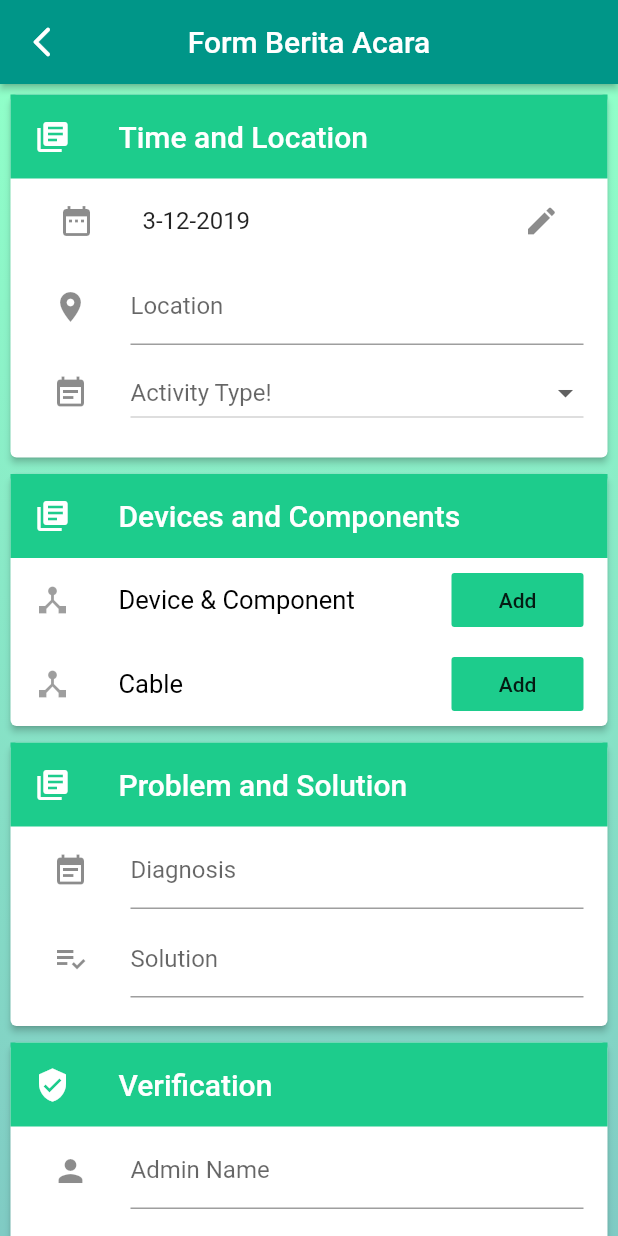
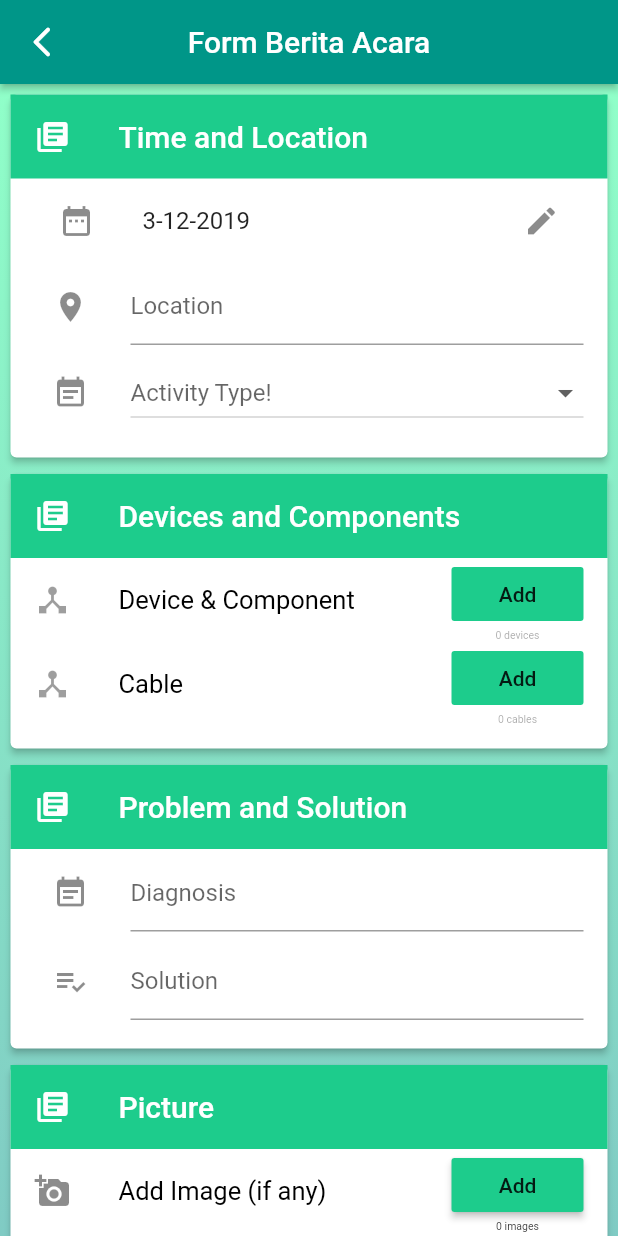
Before and after one commit to askmetoo/JAS_FormSurvey_Flutter, a Flutter app: the SurveyForm screen opened directly, on a phone screen of 412 x 824 dp. Run offline on Flutter 3.47's test engine with Material 2 defaults, Android fonts, the phone set to English and light mode, and no system bars; our stand-ins replace image_picker; missing offline and left inert: multi_image_picker.

Commit message:
add ui multiple image picker for image documentation in survey

```diff
--- a/lib/formComponent/cableComponent.dart
+++ b/lib/formComponent/cableComponent.dart
@@ -7,7 +7,12 @@ class CableComponent extends StatefulWidget {
   final Function addCable, getCables, removeCable, setCableList;
   final List<Cable> cables;
 
-  CableComponent({this.addCable, this.getCables, this.removeCable, this.cables, this.setCableList});
+  CableComponent(
+      {this.addCable,
+      this.getCables,
+      this.removeCable,
+      this.cables,
+      this.setCableList});
 
   @override
   _CableComponentState createState() => _CableComponentState();
@@ -16,14 +21,15 @@ class CableComponent extends StatefulWidget {
 class _CableComponentState extends State<CableComponent> {
   @override
   Widget build(BuildContext context) {
-
     return ListTile(
       leading: Icon(Icons.device_hub),
       title: Text(
         'Cable',
         style: TextStyle(fontSize: 17.0, color: Colors.black),
       ),
-      trailing: RaisedButton(
+      trailing: Column(
+        children: <Widget>[
+          RaisedButton(
             key: Key('cableAdd'),
             elevation: 0,
             color: Theme.of(context).accentColor,
@@ -40,6 +46,9 @@ class _CableComponentState extends State<CableComponent> {
                           setCableList: widget.setCableList)));
             },
           ),
+          widget.cables == null ? Text('0 cables', style: TextStyle(fontSize: 7.0),): Text(widget.cables.length.toString()+" cables", style: TextStyle(fontSize: 7.0),)
+        ],
+      ),
       enabled: false,
     );
   }
--- a/lib/formComponent/deviceComponent.dart
+++ b/lib/formComponent/deviceComponent.dart
@@ -26,7 +26,9 @@ class _DeviceComponentState extends State<DeviceComponent> {
         'Device & Component',
         style: TextStyle(fontSize: 17.0, color: Colors.black),
       ),
-      trailing: RaisedButton(
+      trailing: Column(
+        children: <Widget>[
+          RaisedButton(
             key: Key("deviceAdd"),
             elevation: 0,
             color: Theme.of(context).accentColor,
@@ -44,6 +46,9 @@ class _DeviceComponentState extends State<DeviceComponent> {
                           )));
             },
           ),
+          widget.deviceComps == null ? Text('0 devices', style: TextStyle(fontSize: 7.0),): Text(widget.deviceComps.length.toString()+" devices", style: TextStyle(fontSize: 7.0),)
+        ],
+      ),
       enabled: false,
     );
   }
--- a/lib/main.dart
+++ b/lib/main.dart
@@ -3,6 +3,7 @@ import 'package:flutter/rendering.dart';
 import 'package:flutter/services.dart';
 import 'package:jas_survey/Home.dart';
 import 'package:jas_survey/homeJAS.dart';
+import 'package:jas_survey/imagePicker.dart';
 
 void main() async {
   await SystemChrome.setPreferredOrientations([DeviceOrientation.portraitUp]);
@@ -20,7 +21,8 @@ class MyApp extends StatelessWidget {
         accentColor: Color(0xFF1DCC8C),
         platform: TargetPlatform.iOS
       ),
-      home: Home(),
+      home: ImagePicker(),
+      // home: Home(),
       // home: HomeJAS(),
       // home: SurveyForm(),
     );
--- a/lib/models/beritaAcara.dart
+++ b/lib/models/beritaAcara.dart
@@ -2,6 +2,7 @@ import 'dart:convert';
 
 import 'package:jas_survey/models/cable.dart';
 import 'package:jas_survey/models/deviceComp.dart';
+import 'package:multi_image_picker/multi_image_picker.dart';
 
 class BeritaAcara {
   int id_survey;
@@ -12,6 +13,7 @@ class BeritaAcara {
   String solution;
   List<Cable> cablesList;
   List<DeviceComp> deviceList;
+  List<Asset> imageList;
   String adminName;
   String adminSign;
   String clientName;
@@ -26,6 +28,7 @@ class BeritaAcara {
       this.solution,
       this.cablesList,
       this.deviceList,
+      this.imageList,
       this.adminName,
       this.adminSign,
       this.clientName,
--- a/lib/scanForm.dart
+++ b/lib/scanForm.dart
@@ -1,4 +1,7 @@
+import 'dart:io';
+
 import 'package:flutter/material.dart';
+import 'package:image_picker/image_picker.dart';
 
 class ScanForm extends StatefulWidget {
   @override
@@ -6,6 +9,20 @@ class ScanForm extends StatefulWidget {
 }
 
 class _ScanFormState extends State<ScanForm> {
+  List<File>imageList;
+
+
+  // FROM IMAGE_PICKER PLUGIN
+  // File _image;
+  Future getImage() async{
+    File image = await ImagePicker.pickImage(source: ImageSource.camera);
+    print(image.path);
+
+    setState(() {
+      // imageList.add(image);
+    });
+  }
+
   @override
   Widget build(BuildContext context) {
     return Scaffold(
@@ -24,18 +41,27 @@ class _ScanFormState extends State<ScanForm> {
                       top: 10.0, right: 3.0, left: 3.0, bottom: 10.0),
                   child: Column(
                     children: <Widget>[
+                      Center(
+                        child: imageList == null ? Text('No Image Found') : Text(imageList.length.toString()),
+                      ),
                       MaterialButton(
                         height: 50.0,
                         color: Colors.teal,
-                        onPressed: () {},
+                        onPressed:getImage,
                         child: Row(
                           mainAxisSize: MainAxisSize.min,
                           children: <Widget>[
-                            Icon(Icons.camera_alt, color: Colors.white,),
+                            Icon(
+                              Icons.camera_alt,
+                              color: Colors.white,
+                            ),
                             SizedBox(
                               width: 10,
                             ),
-                            Text("Scan Barcode Form", style: TextStyle(color: Colors.white),),
+                            Text(
+                              "Scan Barcode Form",
+                              style: TextStyle(color: Colors.white),
+                            ),
                           ],
                         ),
                       ),
@@ -46,14 +72,16 @@ class _ScanFormState extends State<ScanForm> {
                       ),
                       SizedBox(height: 30.0),
                       MaterialButton(
-
                         height: 50.0,
                         color: Colors.teal,
                         onPressed: () {},
                         child: Row(
                           mainAxisSize: MainAxisSize.min,
                           children: <Widget>[
-                            Text("Submit", style: TextStyle(color: Colors.white),),
+                            Text(
+                              "Submit",
+                              style: TextStyle(color: Colors.white),
+                            ),
                           ],
                         ),
                       ),
--- a/lib/surveyForm.dart
+++ b/lib/surveyForm.dart
@@ -2,6 +2,7 @@ import 'package:flutter/cupertino.dart';
 import 'package:flutter/material.dart';
 import 'package:flutter/rendering.dart';
 import 'package:jas_survey/addComponent/adminSignatureField.dart';
+import 'package:jas_survey/addComponent/imageAddComponent.dart';
 import 'package:jas_survey/apiService.dart';
 import 'package:jas_survey/formComponent/cableComponent.dart';
 import 'package:jas_survey/formComponent/deviceComponent.dart';
@@ -9,6 +10,7 @@ import 'package:jas_survey/addComponent/clientSignatureField.dart';
 import 'package:jas_survey/homeJAS.dart';
 import 'package:jas_survey/models/beritaAcara.dart';
 import 'package:jas_survey/models/deviceComp.dart';
+import 'package:multi_image_picker/multi_image_picker.dart';
 import 'models/cable.dart';
 
 class SurveyForm extends StatefulWidget {
@@ -178,6 +180,22 @@ class _SurveyFormState extends State<SurveyForm> {
       cables.removeAt(index);
     });
     _removeDialog("Cable removed!");
+  }
+
+  //for get imageList
+  List<Asset> imageList = [];
+  List<Asset> getImageList() {
+    return imageList;
+  }
+
+  setImageList(List<Asset> imageListData) {
+    setState(() {
+      imageList = imageListData;
+      surveyData.imageList = imageList;
+      surveyData.imageList == null
+          ? print("total image = 0")
+          : print(surveyData.imageList.length);
+    });
   }
 
   //for signature
@@ -376,6 +394,7 @@ class _SurveyFormState extends State<SurveyForm> {
                                   cables: cables,
                                   setCableList: setCableList,
                                 ),
+                                SizedBox(height: 15.0,)
                               ],
                             )),
                       ],
@@ -439,6 +458,57 @@ class _SurveyFormState extends State<SurveyForm> {
                             ),
                           ),
                         ),
+                        SizedBox(
+                          height: 15,
+                        ),
+                      ],
+                    ),
+                  ),
+
+                  Padding(
+                    padding: EdgeInsets.only(top: 3.0),
+                  ),
+
+                  // IMAGE PICKER
+                  Card(
+                    elevation: 2.0,
+                    child: Column(
+                      mainAxisSize: MainAxisSize.min,
+                      children: <Widget>[
+                        AppBar(
+                          leading: Icon(Icons.library_books),
+                          elevation: 0,
+                          title: Text("Picture"),
+                          backgroundColor: Theme.of(context).accentColor,
+                          centerTitle: false,
+                        ),
+                        ListTile(
+                            leading: Icon(Icons.add_a_photo),
+                            title: Text(
+                              'Add Image (if any)',
+                              style: TextStyle(
+                                  fontSize: 17.0, color: Colors.black),
+                            ),
+                            trailing: Column(
+                              children: <Widget>[
+                                RaisedButton(
+                                  color: Theme.of(context).accentColor,
+                                  child: Text('Add'),
+                                  onPressed: () {
+                                    Navigator.push(
+                                        context,
+                                        MaterialPageRoute(
+                                            builder: (context) =>
+                                                ImageAddComponent(
+                                                  imgList: imageList,
+                                                  setImgList: setImageList,
+                                                  getImgList: getImageList,
+                                                )));
+                                  },
+                                ),
+                                imageList == null ? Text('0 image', style: TextStyle(fontSize: 7.0),): Text(imageList.length.toString()+" images", style: TextStyle(fontSize: 7.0),)
+                              ],
+                            )),
                         SizedBox(
                           height: 15,
                         ),
--- a/pubspec.yaml
+++ b/pubspec.yaml
@@ -17,11 +17,15 @@ environment:
   sdk: ">=2.1.0 <3.0.0"
 
 dependencies:
+  multi_image_picker: ^4.5.9
   flutter_speed_dial: ^1.2.1
   flutter_signature_pad: ^2.0.0
   flutter:
     sdk: flutter
   barcode_scan: ^1.0.0
+  image_picker: ^0.6.2+1
+  video_player: 0.10.1+5
+
 
   # The following adds the Cupertino Icons font to your application.
   # Use with the CupertinoIcons class for iOS style icons.
```
Also changed, not shown: lib/addComponent/imageAddComponent.dart (added, +137 -0 lines), lib/imagePicker.dart (added, +96 -0 lines), pubspec.lock, 3 other files. Lines whose indentation alone changed are shown as unchanged.
